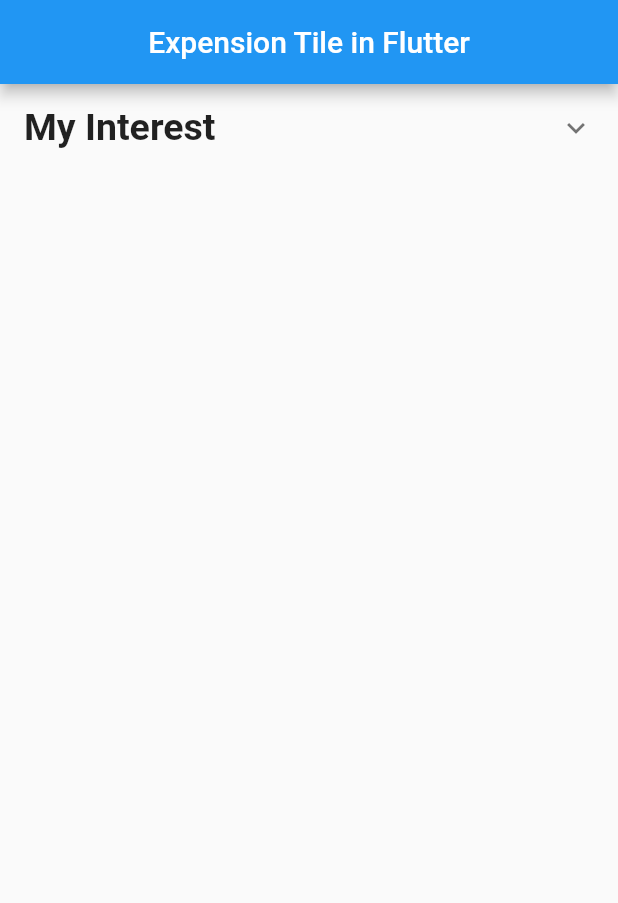
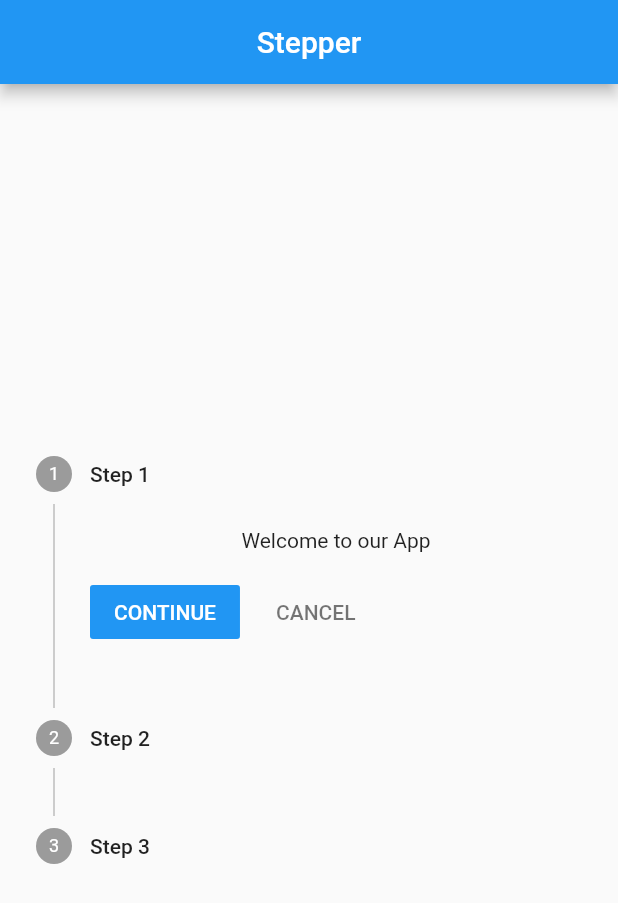
Before and after one commit to Nabinji/flutter_project, a Flutter app: the screen it shows after launch, on a phone screen of 412 x 824 dp. Shown: the top 903 px of the screen. Run offline on Flutter 3.47's test engine with Material 2 defaults, Android fonts, the phone set to English and light mode, and no system bars; our stand-ins replace another_carousel_pro, font_awesome_flutter; missing offline and left inert: flutter_bs_ad_calendar.

Commit message:
new code

```diff
--- a/lib/main.dart
+++ b/lib/main.dart
@@ -10,8 +10,9 @@
 // import 'package:my_project/snackBar.dart';
 // import 'package:my_project/page_view.dart';
 // import 'package:my_project/neumorphism.dart';
+// import 'package:my_project/expansion_tile.dart';
 import 'package:flutter/material.dart';
-import 'package:my_project/expansion_tile.dart';
+import 'package:my_project/stepper.dart';
 
 void main() {
   runApp(const MyApp());
@@ -24,7 +25,7 @@ class MyApp extends StatelessWidget {
   Widget build(BuildContext context) {
     return const MaterialApp(
       debugShowCheckedModeBanner: false,
-      home: MyExpansionTile(),
+      home: MyStepper(),
     );
   }
 }
--- /dev/null
+++ b/lib/stepper.dart
@@ -0,0 +1,62 @@
+import 'package:flutter/material.dart';
+
+class MyStepper extends StatefulWidget {
+  const MyStepper({super.key});
+
+  @override
+  State<MyStepper> createState() => _MyStepperState();
+}
+
+class _MyStepperState extends State<MyStepper> {
+  int _currentStep = 0;
+
+  @override
+  Widget build(BuildContext context) {
+    return Scaffold(
+      appBar: AppBar(
+        centerTitle: true,
+        title: const Text("Stepper"),
+      ),
+      body: Center(
+        child: Stepper(
+          steps: const [
+            Step(
+              title: Text("Step 1"),
+              content: Text("Welcome to our App"),
+            ),
+            Step(
+              title: Text("Step 2"),
+              content: Text("Are you Enjoy, then Continue"),
+            ),
+            Step(
+              title: Text("Step 3"),
+              content: Text("You are in Final Step. Don't want then Cancel IT"),
+            ),
+          ],
+          onStepTapped: (int newIndex) {
+            setState(() {
+              _currentStep = newIndex;
+            });
+          },
+          currentStep: _currentStep,
+          //Continue operation
+          onStepContinue: () {
+            if (_currentStep != 2) {
+              setState(() {
+                _currentStep += 1; // It means currentStep = currentStep + 1
+              });
+            }
+          },
+          //Cancel Operation
+          onStepCancel: () {
+            if (_currentStep != 0) {
+              setState(() {
+                _currentStep -= 1; // It means currentStep = currentStep - 1
+              });
+            }
+          },
+        ),
+      ),
+    );
+  }
+}
```
